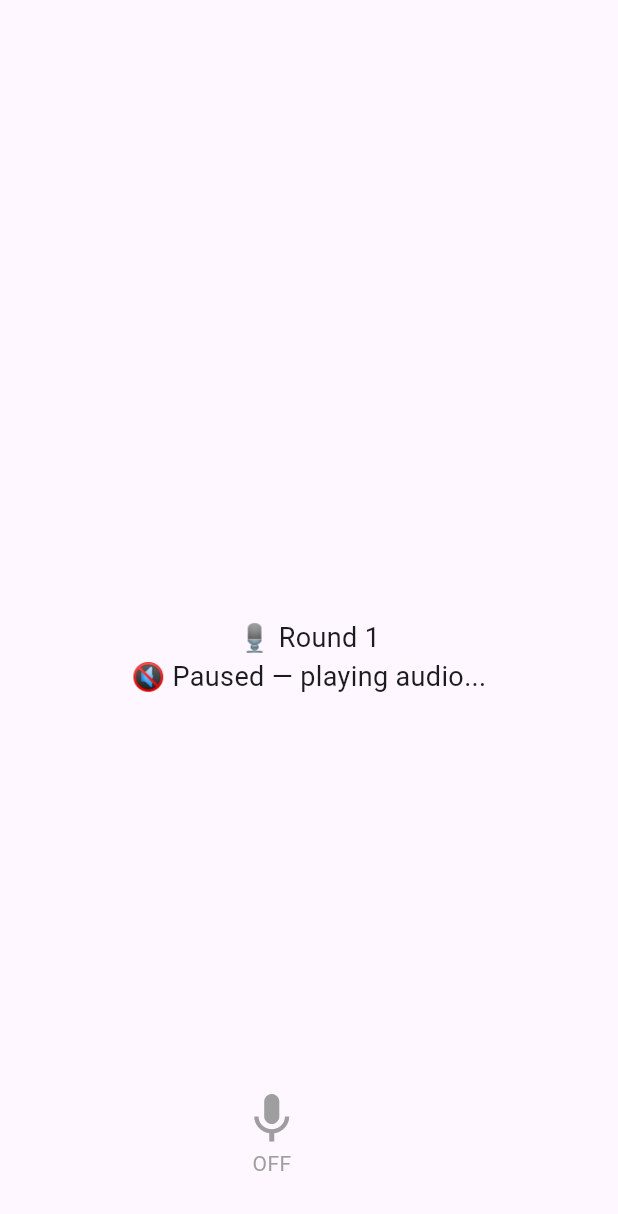
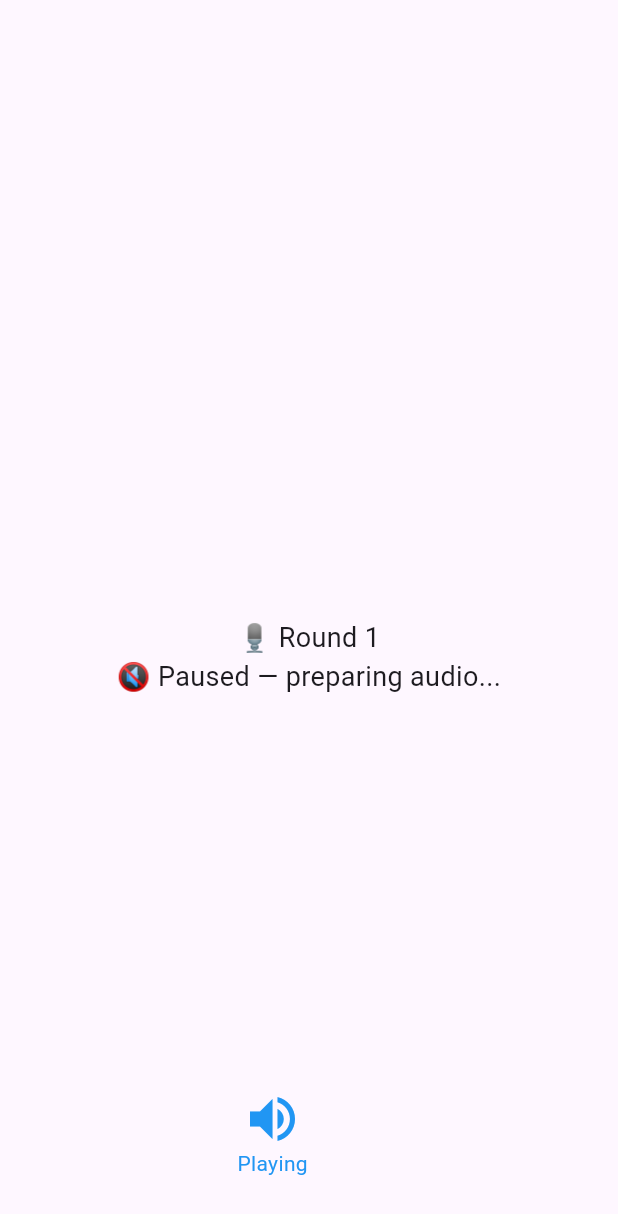
Before and after one commit to mihirm05/automatic_mic_test, a Flutter app: the screen it shows after launch, on a phone screen of 412 x 824 dp. Shown: the top 1214 px of the screen. Run offline on Flutter 3.47's test engine with Material 3 defaults, Android fonts, the phone set to English and light mode, and no system bars; our stand-ins replace audioplayers, speech_to_text.

Commit message:
adding the speaker icon to the audio playing time period logic

```diff
--- a/lib/main.dart
+++ b/lib/main.dart
@@ -92,13 +92,24 @@ class _MicAndTextAppState extends State<MicAndTextApp>
     );
     await Future.delayed(const Duration(seconds: 6));
     await _speech.stop();
+  setState(() => _micOn = false);
+  _appendStatus('🔇 Paused — preparing audio...');
 
-    // 2️⃣ 6s pause + play audio
-    setState(() => _micOn = false);
-    _appendStatus('🔇 Paused — playing audio...');
-    await _audioPlayer.play(AssetSource('audio/2R6KVMP1_de.mp3'));
+  // Small delay to release mic before audio playback
+  await Future.delayed(Duration(milliseconds: 300));
+
+
+  try {
+    print('try playing audio');
+    await _audioPlayer.play(UrlSource('assets/audio/2R6KVMP1.mp3'));
+  } catch (e) {
+
+    _appendStatus('❌ Audio error: $e');
+}
+    _appendStatus('🔊 Playing audio...');
+
     await Future.delayed(const Duration(seconds: 6));
-    //await _audioPlayer.stop();
+    await _audioPlayer.stop();
 
     // 3️⃣ Final 6s recording
     setState(() => _micOn = true);
@@ -186,14 +197,15 @@ class _MicAndTextAppState extends State<MicAndTextApp>
                         mainAxisSize: MainAxisSize.min,
                         children: [
                           Icon(
-                            Icons.mic,
+                            _micOn ? Icons.mic : Icons.volume_up,
                             size: 40,
-                            color: _micOn ? Colors.red : Colors.grey,
+                            color: _micOn ? Colors.red : Colors.blue,
                           ),
                           Text(
-                            _micOn ? "ON" : "OFF",
+                            _micOn ? "Mic ON" : "Playing",
                             style: TextStyle(
-                                color: _micOn ? Colors.red : Colors.grey),
+                              color: _micOn ? Colors.red : Colors.blue,
+                            ),
                           ),
                         ],
                       ),
```
